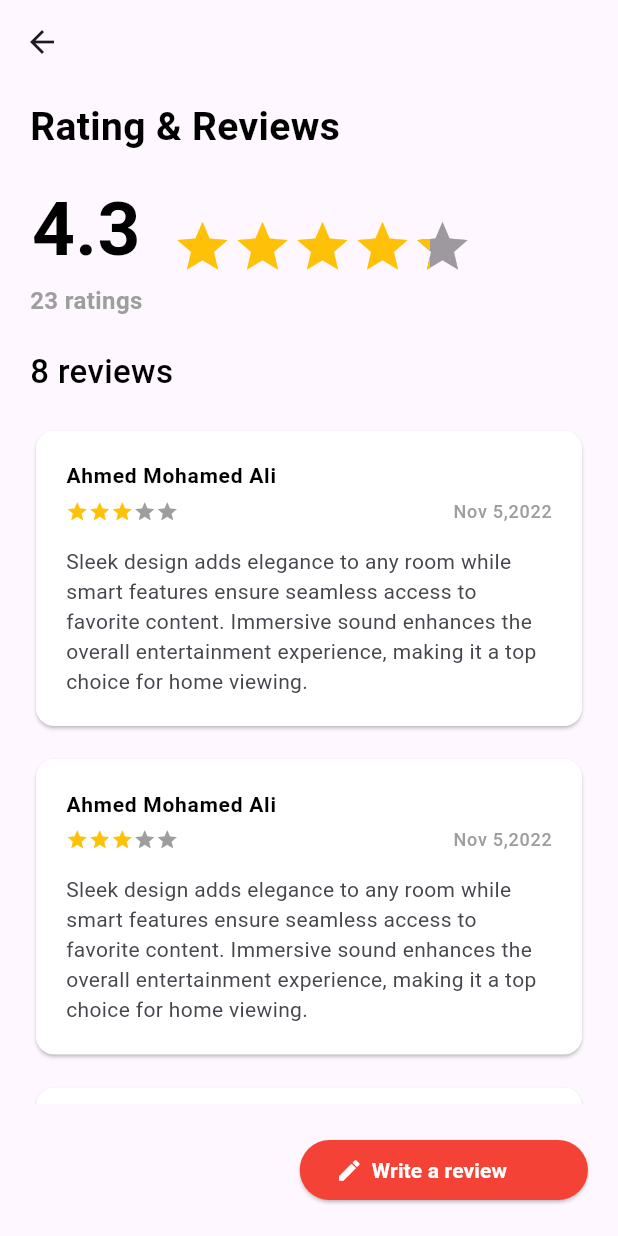
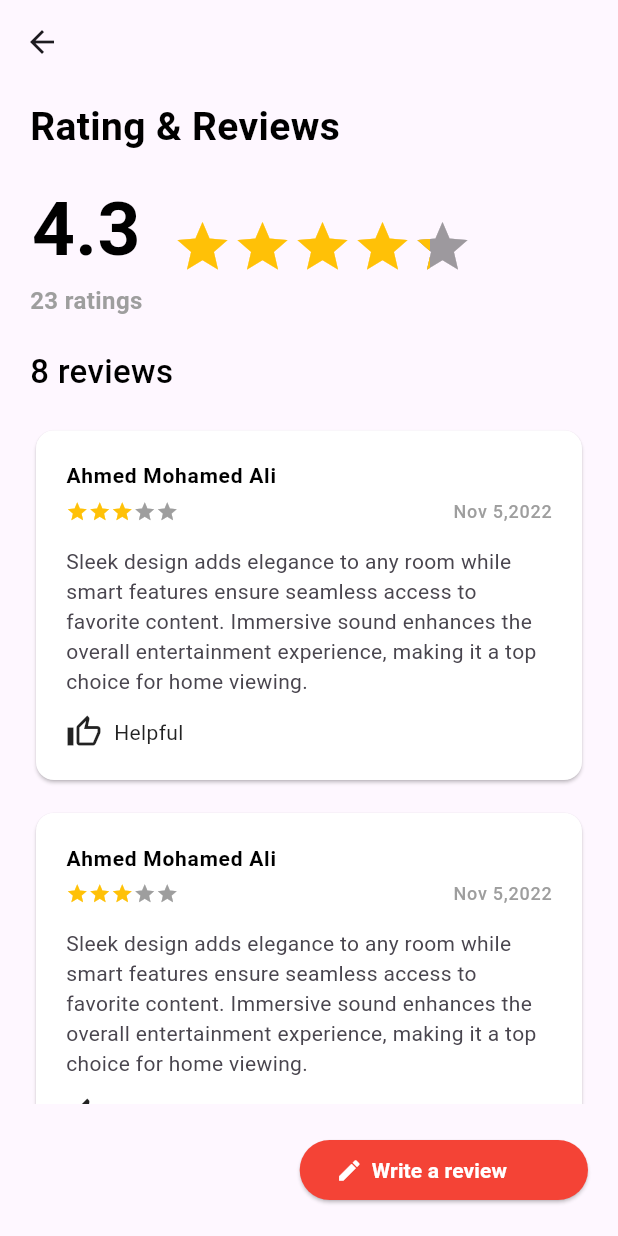
Before and after one commit to Mohamed-Abdelsalamm/rate_app, a Flutter app: the screen it shows after launch, after a tap on "Show All Reviews", on a phone screen of 412 x 824 dp. Run offline on Flutter 3.47's test engine with Material 3 defaults, Android fonts, the phone set to English and light mode, and no system bars; drawn by our look-alikes of flutter_rating_bar.

Commit message:
- Add Like Button

```diff
--- a/lib/home_Screen.dart
+++ b/lib/home_Screen.dart
@@ -2,8 +2,16 @@ import 'package:flutter/material.dart';
 import 'package:flutter_rating_bar/flutter_rating_bar.dart';
 import 'package:rate_app/reviews_screen.dart';
 
-class HomeScreen extends StatelessWidget {
+class HomeScreen extends StatefulWidget {
   const HomeScreen({super.key});
+
+  @override
+  State<HomeScreen> createState() => _HomeScreenState();
+}
+
+class _HomeScreenState extends State<HomeScreen> {
+
+  bool isHelpFull = false;
 
   @override
   Widget build(BuildContext context) {
@@ -26,7 +34,7 @@ class HomeScreen extends StatelessWidget {
             ),
             const SizedBox(height: 15,),
             SizedBox(
-              height: MediaQuery.sizeOf(context).height * 0.2,
+              height: MediaQuery.sizeOf(context).height * 0.22,
               child: ListView.separated(
                 scrollDirection: Axis.horizontal,
                   itemBuilder: (context, index) => Container(
@@ -76,6 +84,26 @@ class HomeScreen extends StatelessWidget {
                               ),
                             ],
                           ),
+                          const SizedBox(
+                            height: 8,
+                          ),
+                          InkWell(
+                            borderRadius: BorderRadius.circular(10),
+                            onTap: (){
+                              setState(() {
+                              isHelpFull = !isHelpFull;
+                              });
+                            },
+                            child: Row(
+                              mainAxisSize: MainAxisSize.min,
+                              children: [
+                              Icon(isHelpFull ? Icons.thumb_up: Icons.thumb_up_outlined,color: isHelpFull ? Colors.blue : Colors.black87,),
+                              const SizedBox(
+                                width: 8,
+                              ),
+                              Text("Helpful",style: TextStyle(color: isHelpFull ? Colors.blue : Colors.black87),),
+                            ],),
+                          ),
                         ],
                       ),
                     ],),
--- a/lib/reviews_screen.dart
+++ b/lib/reviews_screen.dart
@@ -3,11 +3,16 @@ import 'package:flutter_rating_bar/flutter_rating_bar.dart';
 import 'package:rate_app/rating_bottom_sheet.dart';
 
 
-class ReviewsScreens extends StatelessWidget {
+class ReviewsScreens extends StatefulWidget {
   const ReviewsScreens({super.key});
 
+  @override
+  State<ReviewsScreens> createState() => _ReviewsScreensState();
+}
+
+class _ReviewsScreensState extends State<ReviewsScreens> {
   final double rating = 4.3;
-
+  bool isHelpFull = false;
   @override
   Widget build(BuildContext context) {
     return Scaffold(
@@ -129,12 +134,38 @@ class ReviewsScreens extends StatelessWidget {
                               ),
                             ],
                           ),
+
                         ],
                       ),
-                      subtitle: const Padding(
-                        padding: EdgeInsets.only(top: 14),
-                        child: Text(
-                            "Sleek design adds elegance to any room while smart features ensure seamless access to favorite content. Immersive sound enhances the overall entertainment experience, making it a top choice for home viewing."),
+                      subtitle: Padding(
+                        padding: const EdgeInsets.only(top: 14),
+                        child: Column(
+                          crossAxisAlignment: CrossAxisAlignment.start,
+                          children: [
+                            Text(
+                                "Sleek design adds elegance to any room while smart features ensure seamless access to favorite content. Immersive sound enhances the overall entertainment experience, making it a top choice for home viewing."),
+                            const SizedBox(
+                              height: 12,
+                            ),
+                            InkWell(
+                              borderRadius: BorderRadius.circular(10),
+                              onTap: (){
+                                setState(() {
+                                  isHelpFull = !isHelpFull;
+                                });
+                              },
+                              child: Row(
+                                mainAxisSize: MainAxisSize.min,
+                                children: [
+                                  Icon(isHelpFull ? Icons.thumb_up: Icons.thumb_up_outlined,color: isHelpFull ? Colors.blue : Colors.black87,),
+                                  const SizedBox(
+                                    width: 8,
+                                  ),
+                                  Text("Helpful",style: TextStyle(color: isHelpFull ? Colors.blue : Colors.black87),),
+                                ],),
+                            ),
+                          ],
+                        ),
                       ),
                     ),
                   ),
```
